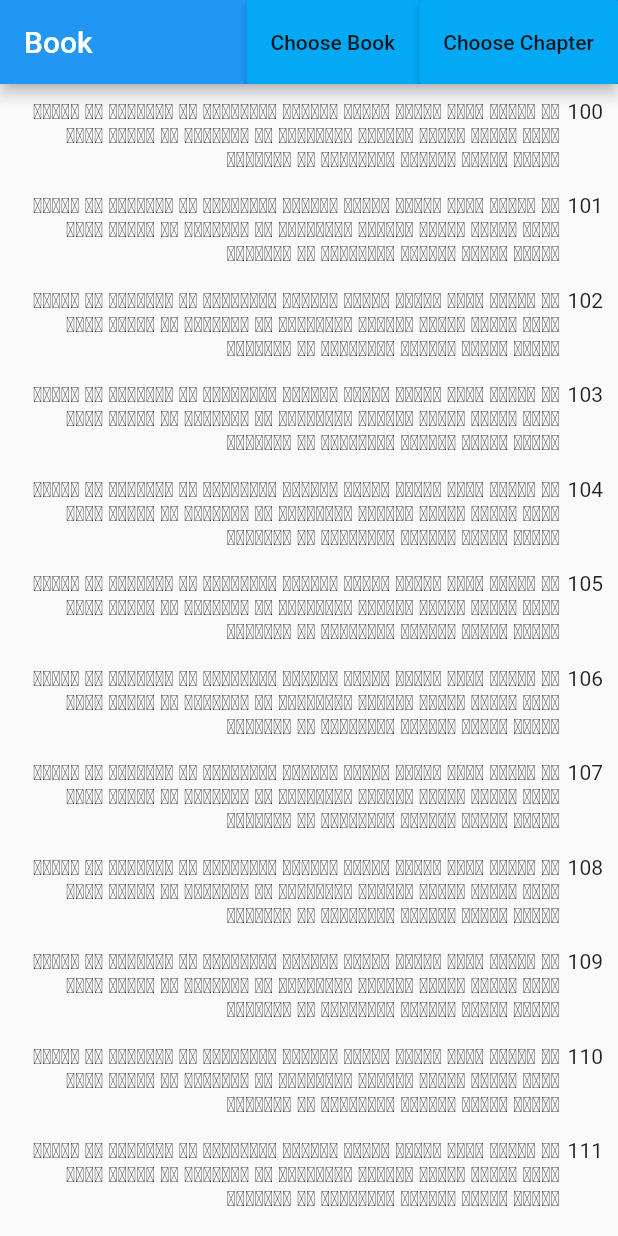
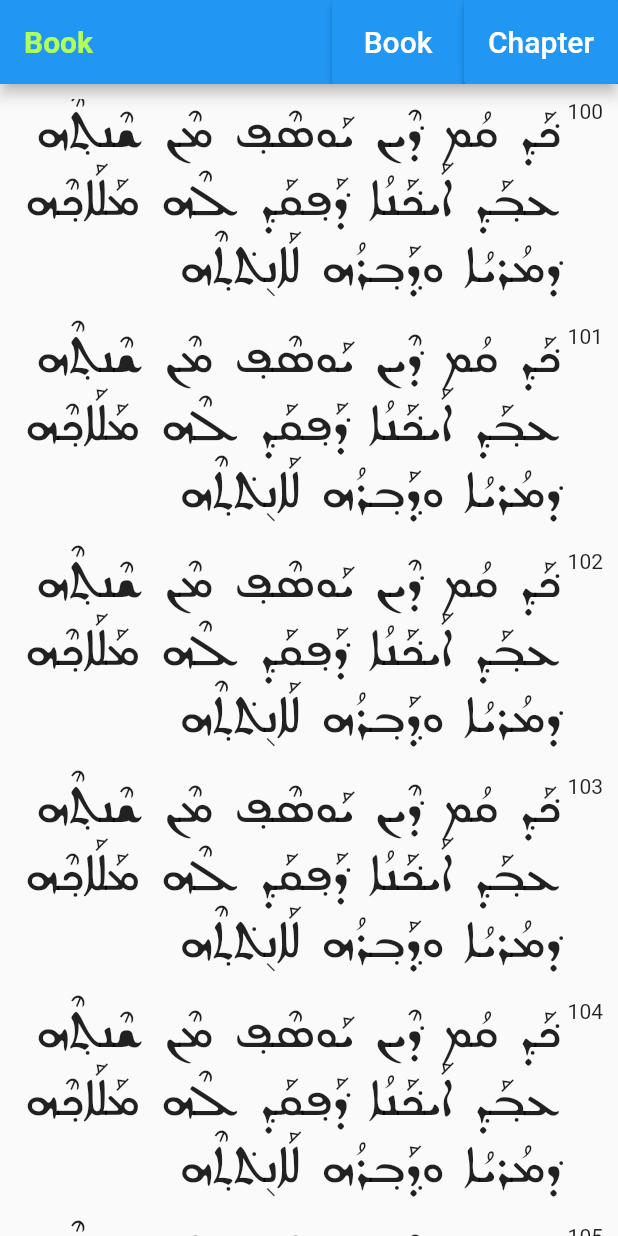
Before and after one commit to evb0110/flutter_app, a Flutter app: the screen it shows after launch, on a phone screen of 412 x 824 dp. Run offline on Flutter 3.47's test engine with Material 2 defaults, Android fonts, the phone set to English and light mode, and no system bars.

Commit message:
adding syr fonts

```diff
--- a/assets/country.json
+++ /dev/null
@@ -1,4 +0,0 @@
-{
-  "Russia": "Moscow",
-  "Ukraine": "Kyev"
-}
--- a/lib/Chapter.dart
+++ b/lib/Chapter.dart
@@ -1,5 +1,6 @@
 import 'package:flutter/material.dart';
 import 'package:flutter/widgets.dart';
+import 'package:flutterapp/data.dart';
 
 import 'SelectionScreen.dart';
 
@@ -11,7 +12,8 @@ class Chapter extends StatefulWidget {
 class _ChapterState extends State<Chapter> {
   final String entityType = 'Book';
   final String partType = 'Chapter';
-  final chooseButtonColor = Colors.lightBlue;
+  final chooseButtonColor = Colors.blue;
+  final buttonTextStyle = TextStyle(color: Colors.white, fontSize: 20.0);
   String value = 'Book';
 
   Future<String> nextRoute(BuildContext context) async {
@@ -30,25 +32,32 @@ class _ChapterState extends State<Chapter> {
       appBar: AppBar(
         actions: <Widget>[
           RaisedButton(
-            child: Text('Choose $entityType'),
+            child: Text(
+              '$entityType',
+              style: buttonTextStyle,
+            ),
             onPressed: () => nextRoute(context),
             color: chooseButtonColor,
           ),
           RaisedButton(
-            child: Text('Choose $partType'),
+            child: Text(
+              '$partType',
+              style: buttonTextStyle,
+            ),
             onPressed: () => nextRoute(context),
             color: chooseButtonColor,
           ),
         ],
-        title: Text(value),
+        title: Text(value,
+            style: TextStyle(
+                fontWeight: FontWeight.bold, color: Colors.lightGreenAccent)),
       ),
       body: Container(
         padding: EdgeInsets.only(top: 10.0, left: 10.0, right: 10.0),
         child: Center(
             child: ListView(
           children: List<int>.generate(40, (i) => i + 100)
-              .map((v) => Verse(v,
-                  'ܡܢ ܟܠܗܝܢ ܗܠܝܢ ܣܓܼܝܬ ܚܟܡܬܐ ܘܥܼܫܢܬ ܗܝܡܢܘܬܐ܂ ܡܢ ܠܩܘܕܡܝܢ ' * 3))
+              .map((v) => Verse(v, syrdata))
               .toList(),
         )),
       ),
@@ -69,7 +78,14 @@ class Verse extends StatelessWidget {
         mainAxisAlignment: MainAxisAlignment.end,
         crossAxisAlignment: CrossAxisAlignment.start,
         children: <Widget>[
-          Expanded(child: Text(text, textAlign: TextAlign.right)),
+          Expanded(
+            child: Text(
+              text,
+              textAlign: TextAlign.right,
+              textScaleFactor: 3.0,
+              style: TextStyle(fontFamily: 'SertoMardin'),
+            ),
+          ),
           SizedBox(
             width: 29.0,
             child: Align(
--- /dev/null
+++ b/lib/data.dart
@@ -0,0 +1,2 @@
+var syrdata =
+    '''ܟ݁ܰܕ݂ ܩܳܡ ܕ݁ܶܝܢ ܝܰܘܣܶܦ݂ ܡܶܢ ܫܶܢܬ݂ܶܗ ܥܒ݂ܰܕ݂ ܐܰܝܟ݁ܰܢܳܐ ܕ݁ܰܦ݂ܩܰܕ݂ ܠܶܗ ܡܰܠܰܐܟ݂ܶܗ ܕ݁ܡܳܪܝܳܐ ܘܕ݂ܰܒ݂ܪܳܗ ܠܰܐܢ݈ܬ݁ܬ݂ܶܗ''';
--- a/lib/main.dart
+++ b/lib/main.dart
@@ -7,7 +7,7 @@ class MyApp extends StatelessWidget {
   @override
   Widget build(BuildContext context) {
     return MaterialApp(
-      title: 'Flutter Demo',
+      title: 'Flutter App',
       theme: ThemeData(primarySwatch: Colors.blue),
       home: MainRoute(),
     );
```
Also changed, not shown: pubspec.yaml (+16 -3 lines), fonts/SyrCOMBatnan.otf (added), fonts/SyrCOMEdessa.otf (added), fonts/SyrCOMJerusalem.otf (added), fonts/SyrCOMMardin.otf (added).
